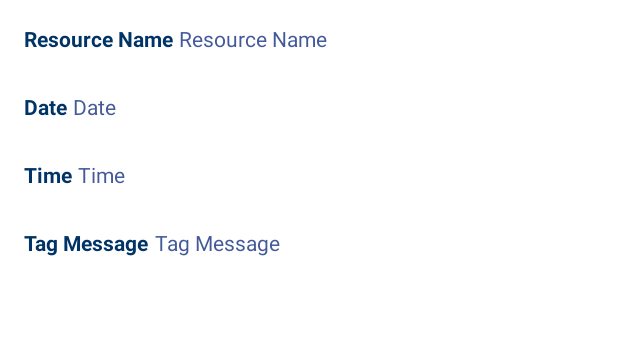
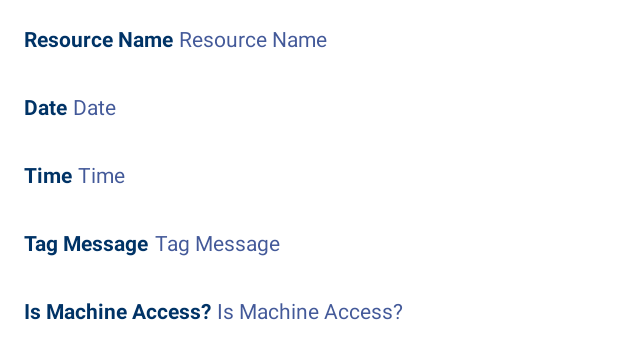
Before and after one commit to matthewAURA/702Project, an Android app: the layout child_layout.xml on its own in the app's theme, with its tools: preview values and no code run, on a phone screen of 412 x 824 dp. Shown: the top 359 px of the screen. Run offline under Robolectric (Android 15) with nearby library versions, the phone set to English and light mode, and no system bars.

Commit message:
Added Is Machine Access Field

```diff
--- a/app/src/main/java/com/tp702_04/apps/project702/DetectionBroadcastReceiver.java
+++ b/app/src/main/java/com/tp702_04/apps/project702/DetectionBroadcastReceiver.java
@@ -16,6 +16,7 @@ public class DetectionBroadcastReceiver extends BroadcastReceiver {
         newIntent.putExtra("date", intent.getStringExtra("date"));
         newIntent.putExtra("time", intent.getStringExtra("time"));
         newIntent.putExtra("tag_message", intent.getStringExtra("tag_message"));
+        newIntent.putExtra("is_machine_access", intent.getStringExtra("is_machine_access"));
         context.startService(newIntent);
     }
 }
--- a/app/src/main/java/com/tp702_04/apps/project702/DetectionService.java
+++ b/app/src/main/java/com/tp702_04/apps/project702/DetectionService.java
@@ -26,7 +26,8 @@ public class DetectionService extends IntentService {
                 intent.getStringExtra("app_name"),
                 intent.getStringExtra("date"),
                 intent.getStringExtra("time"),
-                intent.getStringExtra("tag_message"));
+                intent.getStringExtra("tag_message"),
+                intent.getStringExtra("is_machine_access"));
         databaseHandler.addLogItem(logItem);
     }
 }
--- a/app/src/main/java/com/tp702_04/apps/project702/ExpandableLogListAdapter.java
+++ b/app/src/main/java/com/tp702_04/apps/project702/ExpandableLogListAdapter.java
@@ -1,6 +1,7 @@
 package com.tp702_04.apps.project702;
 
 import android.content.Context;
+import android.graphics.Color;
 import android.view.LayoutInflater;
 import android.view.View;
 import android.view.ViewGroup;
@@ -100,6 +101,9 @@ public class ExpandableLogListAdapter extends BaseExpandableListAdapter {
         TextView textViewTagMessage = (TextView) convertView.findViewById(R.id.list_child_4);
         textViewTagMessage.setText(logItem.getTagMessage());
 
+        TextView textViewIsMachineAccess = (TextView) convertView.findViewById(R.id.list_child_5);
+        textViewIsMachineAccess.setText(logItem.getIsMachineAccess());
+
         return convertView;
     }
 
--- a/app/src/main/res/layout/child_layout.xml
+++ b/app/src/main/res/layout/child_layout.xml
@@ -23,7 +23,6 @@
         android:paddingLeft="@dimen/activity_horizontal_margin"
         android:text="@string/list_item_3"
         android:textStyle="bold"
-        android:layout_weight="1"
         android:layout_below="@id/list_child_1_title"/>
 
     <TextView
@@ -34,7 +33,6 @@
         android:paddingLeft="@dimen/activity_horizontal_margin"
         android:text="@string/list_item_4"
         android:textStyle="bold"
-        android:layout_weight="1"
         android:layout_below="@id/list_child_2_title"/>
 
     <TextView
@@ -45,8 +43,17 @@
         android:paddingLeft="@dimen/activity_horizontal_margin"
         android:text="@string/list_item_5"
         android:textStyle="bold"
-        android:layout_weight="1"
         android:layout_below="@id/list_child_3_title"/>
+
+    <TextView
+        android:id="@+id/list_child_5_title"
+        android:layout_width="wrap_content"
+        android:layout_height="@dimen/list_child_height"
+        android:paddingRight="4sp"
+        android:paddingLeft="@dimen/activity_horizontal_margin"
+        android:text="@string/list_item_6"
+        android:textStyle="bold"
+        android:layout_below="@id/list_child_4_title"/>
 
     <TextView
         android:id="@+id/list_child_1"
@@ -54,7 +61,6 @@
         android:layout_height="@dimen/list_child_height"
         android:paddingRight="@dimen/activity_horizontal_margin"
         android:text="@string/list_item_1"
-        android:layout_weight="1"
         android:textColor="@color/lblue"
         android:layout_toRightOf="@id/list_child_1_title"/>
 
@@ -64,7 +70,6 @@
         android:layout_height="@dimen/list_child_height"
         android:paddingRight="@dimen/activity_horizontal_margin"
         android:text="@string/list_item_3"
-        android:layout_weight="1"
         android:layout_below="@id/list_child_1"
         android:textColor="@color/lblue"
         android:layout_toRightOf="@id/list_child_2_title"/>
@@ -75,7 +80,6 @@
         android:layout_height="@dimen/list_child_height"
         android:paddingRight="@dimen/activity_horizontal_margin"
         android:text="@string/list_item_4"
-        android:layout_weight="1"
         android:layout_below="@id/list_child_2"
         android:textColor="@color/lblue"
         android:layout_toRightOf="@id/list_child_3_title"/>
@@ -86,9 +90,18 @@
         android:layout_height="@dimen/list_child_height"
         android:paddingRight="@dimen/activity_horizontal_margin"
         android:text="@string/list_item_5"
-        android:layout_weight="1"
         android:layout_below="@id/list_child_3"
         android:textColor="@color/lblue"
         android:layout_toRightOf="@id/list_child_4_title"/>
 
+    <TextView
+        android:id="@+id/list_child_5"
+        android:layout_width="wrap_content"
+        android:layout_height="@dimen/list_child_height"
+        android:paddingRight="@dimen/activity_horizontal_margin"
+        android:text="@string/list_item_6"
+        android:layout_below="@id/list_child_4"
+        android:textColor="@color/lblue"
+        android:layout_toRightOf="@id/list_child_5_title"/>
+
 </RelativeLayout>
--- a/app/src/main/res/values/strings.xml
+++ b/app/src/main/res/values/strings.xml
@@ -9,4 +9,5 @@
     <string name="list_item_3">Date</string>
     <string name="list_item_4">Time</string>
     <string name="list_item_5">Tag Message</string>
+    <string name="list_item_6">Is Machine Access?</string>
 </resources>
```
Also changed, not shown: app/src/main/java/com/tp702_04/apps/project702/DatabaseHandler.java (+13 -4 lines), app/src/main/java/com/tp702_04/apps/project702/LogItem.java (+9 -2 lines).
